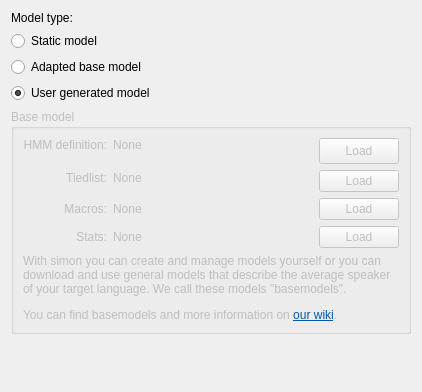
The window that simonlib/simonscenarios/modelsettingsdlg.ui (KDE/simon) describes before a commit, drawn with Qt 5.
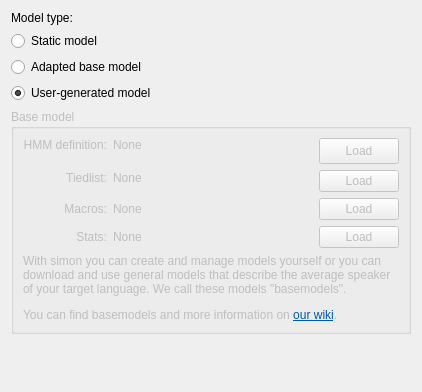
The same window after the commit. Custom widgets are drawn as their Qt base class.

```diff
--- a/simonlib/simonscenarios/modelsettingsdlg.ui
+++ b/simonlib/simonscenarios/modelsettingsdlg.ui
@@ -38,7 +38,7 @@
    <item>
     <widget class="QRadioButton" name="rbDynamic">
      <property name="text">
-      <string>User generated model</string>
+      <string>User-generated model</string>
      </property>
      <property name="checked">
       <bool>true</bool>
```
